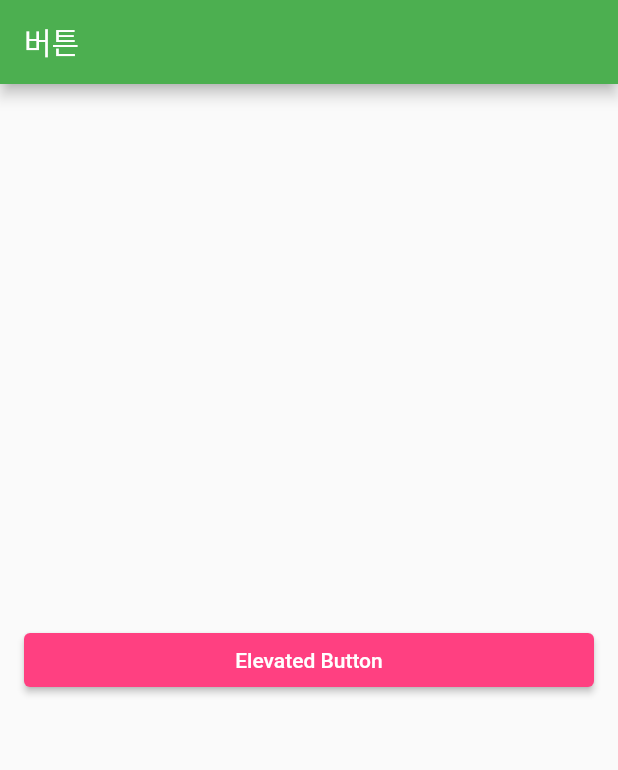
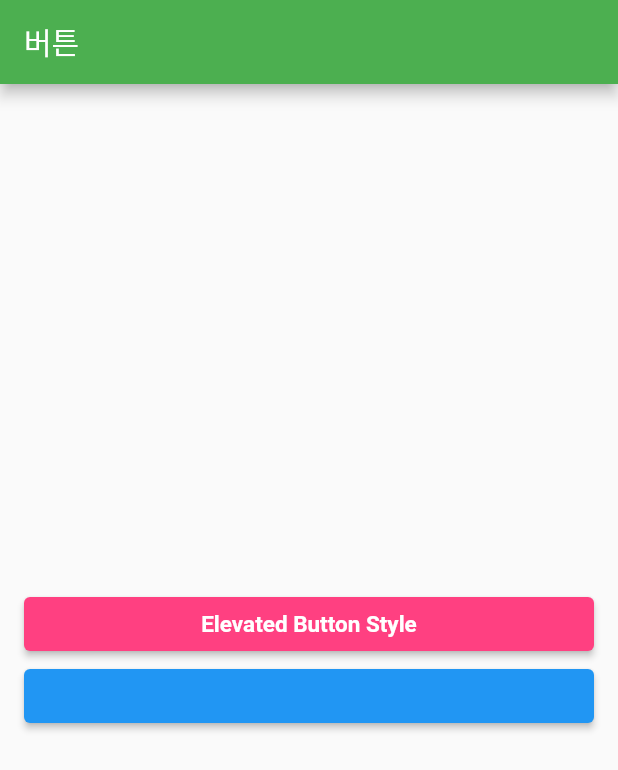
Before and after one commit to tjdans345/meteor_flutter_training, a Flutter app: the screen it shows after launch, on a phone screen of 412 x 824 dp. Shown: the top 770 px of the screen. Run offline on Flutter 3.47's test engine with Material 2 defaults, Android fonts, the phone set to English and light mode, and no system bars.

Commit message:
component화 시도중

```diff
--- /dev/null
+++ b/lib/component/text_component.dart
@@ -0,0 +1,10 @@
+import 'package:flutter/cupertino.dart';
+
+class TextComponent extends StatelessWidget {
+  const TextComponent({Key? key}) : super(key: key);
+
+  @override
+  Widget build(BuildContext context) {
+    return Container();
+  }
+}
--- a/lib/main.dart
+++ b/lib/main.dart
@@ -1,5 +1,5 @@
 import 'package:flutter/material.dart';
-import 'package:meteor_flutter_training/button_tr/button_screen.dart';
+import 'package:meteor_flutter_training/screen/button_tr/button_screen.dart';
 
 void main() {
   runApp(const MaterialApp(
--- a/lib/button_tr/button_screen.dart
+++ b/lib/screen/button_tr/button_screen.dart
@@ -19,9 +19,8 @@ class ButtonScreen extends StatelessWidget {
             children: [
               ElevatedButton(
                 onPressed: () {
-                  print(" 하이하이 ");
+                  print("Elevated Button Style");
                 },
-                child: const Text("Elevated Button"),
                 style: ButtonStyle(
                     // Material State
                     // hovered - 호버링 상태 ( 마우스 커서를 올려놓은 상태 )
@@ -33,10 +32,29 @@ class ButtonScreen extends StatelessWidget {
                     // disabled - 비활성화 됐을 때
                     // error - 에러 상태
                     backgroundColor:
-                        MaterialStateProperty.all(Colors.pinkAccent),
-                    foregroundColor:
-                        MaterialStateProperty.resolveWith((states) => null)),
-              )
+                        // MaterialStateProperty.all(Colors.pinkAccent),
+                        MaterialStateProperty.resolveWith((states) {
+                  if (states.contains(MaterialState.pressed)) {
+                    return Colors.blueAccent;
+                  }
+                  ;
+                  return Colors.pinkAccent;
+                }), foregroundColor:
+                        MaterialStateProperty.resolveWith((states) {
+                  if (states.contains(MaterialState.pressed)) {
+                    return Colors.green;
+                  }
+                  return Colors.blueAccent;
+                })),
+                child: const Text(
+                  "Elevated Button Style",
+                  style: TextStyle(
+                      fontSize: 15.0,
+                      color: Colors.white,
+                      fontWeight: FontWeight.w700),
+                ),
+              ),
+              ElevatedButton(onPressed: () {}, child: Text(""))
             ],
           ),
         ),
```
Also changed, not shown: pubspec.lock, 2 other files.
